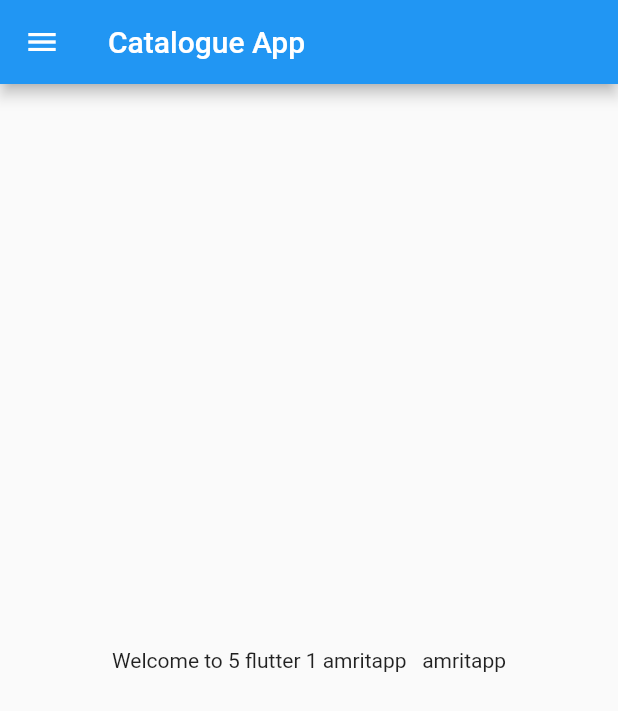
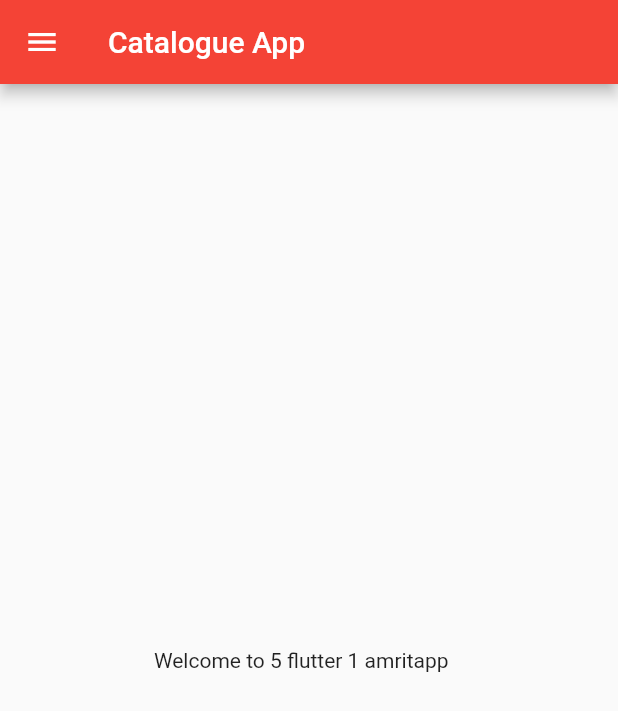
Before and after one commit to amritprasad17/30-daysof-flutter, a Flutter app: the screen it shows after launch, on a phone screen of 412 x 824 dp. Shown: the top 711 px of the screen. Run offline on Flutter 3.47's test engine with Material 2 defaults, Android fonts, the phone set to English and light mode, and no system bars; missing offline and left inert: dart:ffi.

Commit message:
3rd commit

```diff
--- a/lib/home_page.dart
+++ b/lib/Pages/home_page.dart
@@ -7,12 +7,12 @@ class HomePage extends StatelessWidget {
   @override
   Widget build(BuildContext context) {
     return Scaffold(
-      appBar:AppBar(
+      appBar: AppBar(
         title: Text("Catalogue App"),
-      ) ,
+      ),
       body: Center(
         child: Container(
-          child: Text("Welcome to ${day} flutter 1 $name   " + name),
+          child: Text("Welcome to ${day} flutter 1 $name   "),
         ),
       ),
       drawer: Drawer(),
--- a/lib/main.dart
+++ b/lib/main.dart
@@ -2,7 +2,8 @@ import 'dart:ffi';
 
 import 'package:flutter/material.dart';
 
-import 'home_page.dart';
+import 'Pages/home_page.dart';
+import 'Pages/login_page.dart';
 
 void main() {
   runApp(MyApp());
@@ -14,7 +15,15 @@ class MyApp extends StatelessWidget {
   @override
   Widget build(BuildContext context) {
     return MaterialApp(
-      home: HomePage(),
+      themeMode: ThemeMode.light,
+      theme: ThemeData(primarySwatch: Colors.red),
+      darkTheme: ThemeData(brightness: Brightness.dark),
+      initialRoute: "/home",
+      routes: {
+        "/": (context) => LoginPage(),
+        "/home": (context) => HomePage(),
+        "/login": (context) => LoginPage(),
+      },
     );
   }
 }
```
Also changed, not shown: lib/Pages/login_page.dart (added, +20 -0 lines).
